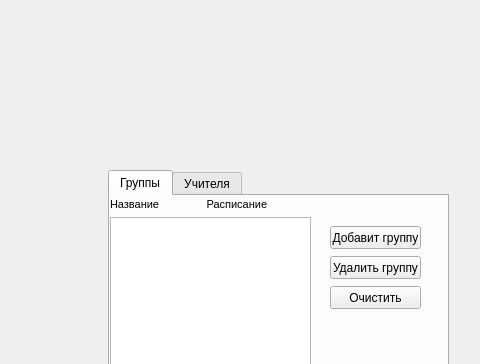
Qt form scheduledepartment.ui (BlackSerperior6/ScheduleDepartmentProgram) before a commit; both pictures show x 142 to 622 and y 0 to 364 of the 797 by 519 pixel window.
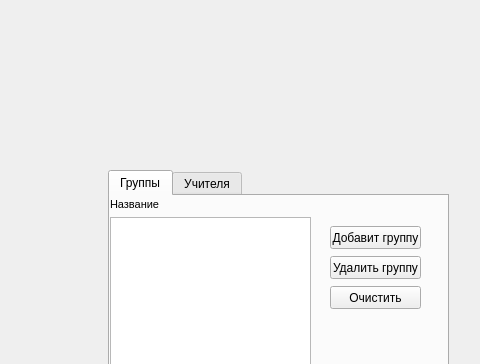
The same form after that commit.

```diff
--- a/scheduledepartment.ui
+++ b/scheduledepartment.ui
@@ -113,24 +113,6 @@
        <string>Название</string>
       </property>
      </widget>
-     <widget class="QLabel" name="StudyGroupScheduelLabel">
-      <property name="geometry">
-       <rect>
-        <x>60</x>
-        <y>0</y>
-        <width>141</width>
-        <height>16</height>
-       </rect>
-      </property>
-      <property name="font">
-       <font>
-        <pointsize>8</pointsize>
-       </font>
-      </property>
-      <property name="text">
-       <string>            Расписание</string>
-      </property>
-     </widget>
      <widget class="QPushButton" name="ClearSudyGroupButton">
       <property name="geometry">
        <rect>
```
